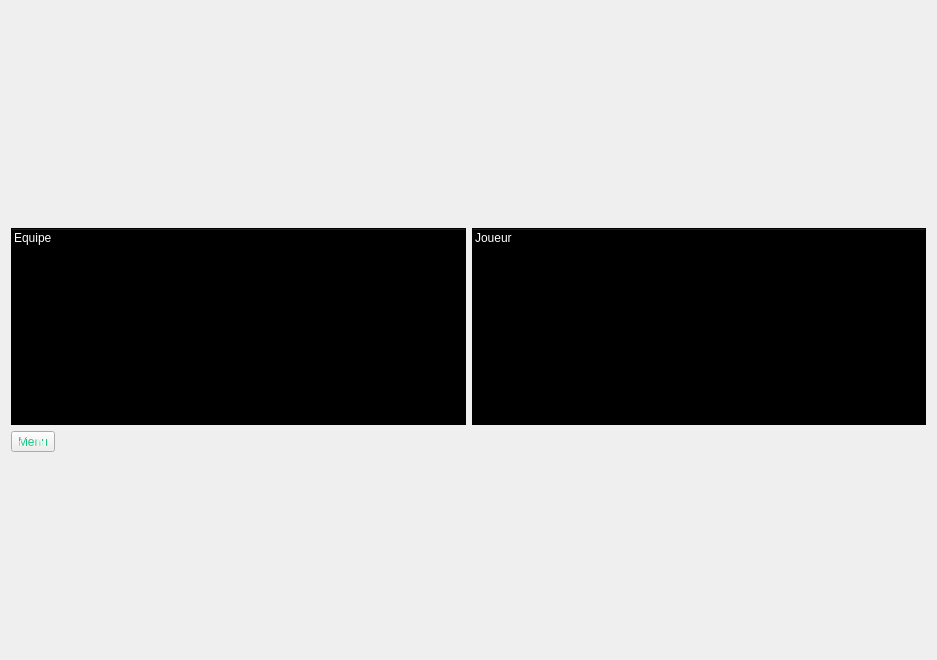
Old version of the form Client/UI/End_GameQt.ui in the repository Minigrim0/LombricABrac.
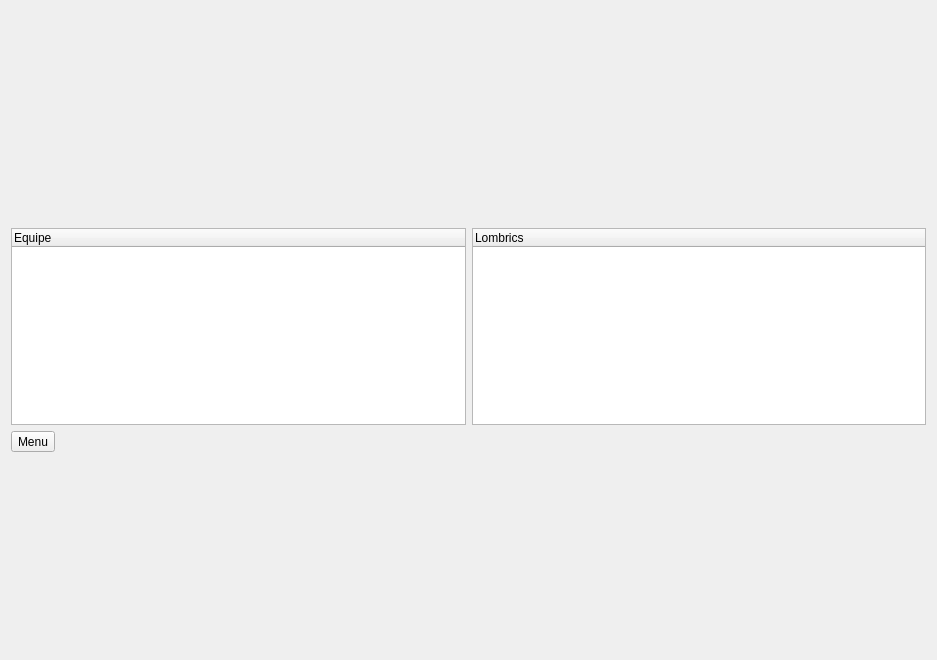
New version of the form. Icons and pictures are not drawn.

What changed in the file:
```diff
--- a/Client/UI/End_GameQt.ui
+++ b/Client/UI/End_GameQt.ui
@@ -23,8 +23,7 @@
      <item row="4" column="0">
       <widget class="QToolButton" name="Return_to_MenuToolButton">
        <property name="styleSheet">
-        <string notr="true">color: qradialgradient(spread:repeat, cx:0.43, cy:0.739, radius:0.5, fx:0.286, fy:0.358, stop:0.402985 rgba(18, 196, 125, 255), stop:1 rgba(255, 255, 255, 255));
-</string>
+        <string notr="true"/>
        </property>
        <property name="text">
         <string>Menu</string>
@@ -47,12 +46,11 @@
      <item row="3" column="1">
       <widget class="QTreeWidget" name="JoueurTreeWidget">
        <property name="styleSheet">
-        <string notr="true">color: rgb(255, 255, 255);
-background-color: rgb(0, 0, 0);</string>
+        <string notr="true"/>
        </property>
        <column>
         <property name="text">
-         <string>Joueur</string>
+         <string>Lombrics</string>
         </property>
        </column>
       </widget>
@@ -60,8 +58,7 @@
      <item row="3" column="0">
       <widget class="QTreeWidget" name="EquipeTreeWidget">
        <property name="styleSheet">
-        <string notr="true">color: rgb(255, 255, 255);
-background-color: rgb(0, 0, 0);</string>
+        <string notr="true"/>
        </property>
        <property name="lineWidth">
         <number>0</number>
```
Left out of the diff: 3 changed lines with no effect on the pictures.
